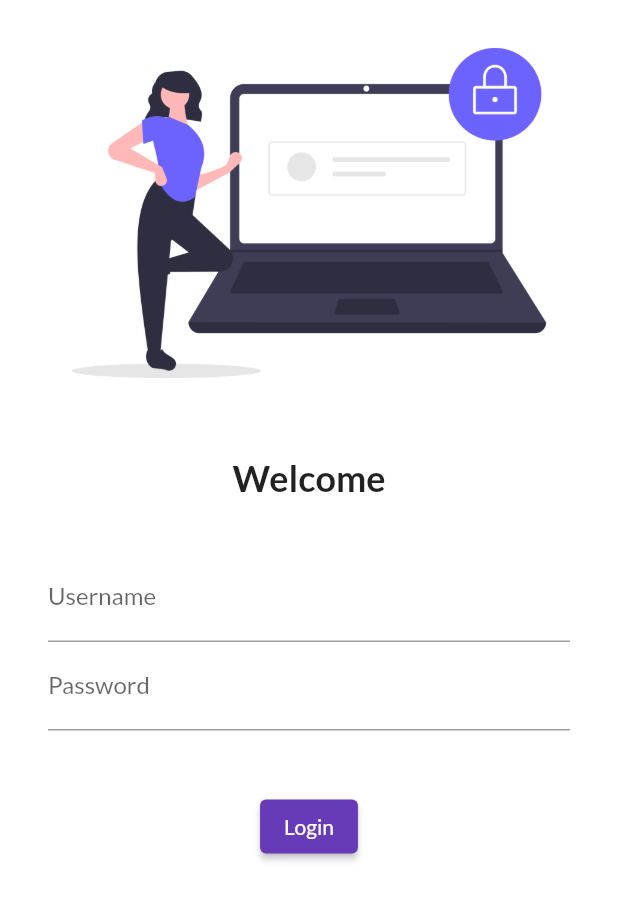
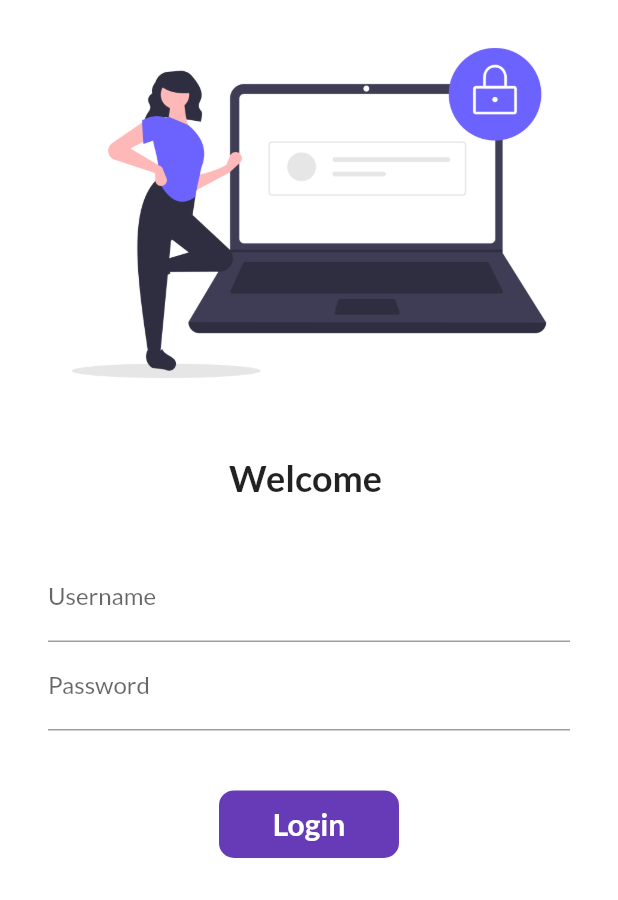
Before and after one commit to Hvvinayak/FlutterCatalogApp, a Flutter app: the screen it shows after launch, on a phone screen of 412 x 824 dp. Shown: the top 900 px of the screen. Run offline on Flutter 3.47's test engine with Material 2 defaults, Android fonts, the phone set to English and light mode, and no system bars; our stand-ins replace google_fonts; missing offline and left inert: dart:ffi.

Commit message:
Day 6 Commit

```diff
--- a/lib/pages/login_page.dart
+++ b/lib/pages/login_page.dart
@@ -1,8 +1,18 @@
+import 'dart:ffi';
+
 import 'package:catalog_app/utils/routes.dart';
 import 'package:flutter/material.dart';
 
-class LoginPage extends StatelessWidget {
+class LoginPage extends StatefulWidget {
   const LoginPage({Key? key}) : super(key: key);
+
+  @override
+  State<LoginPage> createState() => _LoginPageState();
+}
+
+class _LoginPageState extends State<LoginPage> {
+  String name = "";
+  bool changeButton = false;
 
   @override
   Widget build(BuildContext context) {
@@ -18,9 +28,9 @@ class LoginPage extends StatelessWidget {
             const SizedBox(
               height: 20.0,
             ),
-            const Text(
-              "Welcome",
-              style: TextStyle(
+            Text(
+              "Welcome $name",
+              style: const TextStyle(
                 fontWeight: FontWeight.bold,
                 fontSize: 24,
               ),
@@ -38,6 +48,10 @@ class LoginPage extends StatelessWidget {
                       hintText: "Enter Username",
                       labelText: "Username",
                     ),
+                    onChanged: (text) {
+                      name = text;
+                      setState(() {});
+                    },
                   ),
                   TextFormField(
                     obscureText: true,
@@ -49,16 +63,51 @@ class LoginPage extends StatelessWidget {
                   const SizedBox(
                     height: 40.0,
                   ),
-                  ElevatedButton(
-                    onPressed: () {
-                      // ignore: avoid_print
-                      print("Login pressed");
+
+                  InkWell(
+                    onTap: () async{
+                      setState(() {
+                        changeButton = true;
+                      });
+
+                      await Future.delayed(const Duration(seconds: 1));
                       Navigator.pushNamed(context, MyRoutes.homeRoute);
                     },
-                    child: const Text("Login"),
-                    style:
-                        TextButton.styleFrom(maximumSize: const Size(150, 40)),
+                    child: AnimatedContainer(
+                      duration: const Duration(seconds: 1),
+                      height: 45,
+                      width: changeButton ? 40 : 120,
+                      alignment: Alignment.center,
+                      child: changeButton
+                          ? const Icon(
+                              Icons.done,
+                              color: Colors.white,
+                            )
+                          : const Text(
+                              "Login",
+                              style: TextStyle(
+                                color: Colors.white,
+                                fontSize: 20,
+                                fontWeight: FontWeight.bold,
+                              ),
+                            ),
+                      decoration: BoxDecoration(
+                          color: Colors.deepPurple,
+                          borderRadius:
+                              BorderRadius.circular(changeButton ? 20 : 10)),
+                    ),
                   )
+
+                  // ElevatedButton(
+                  //   onPressed: () {
+                  //     // ignore: avoid_print
+                  //     print("Login pressed");
+                  //     Navigator.pushNamed(context, MyRoutes.homeRoute);
+                  //   },
+                  //   child: const Text("Login"),
+                  //   style:
+                  //       TextButton.styleFrom(maximumSize: const Size(150, 40)),
+                  // )
                 ],
               ),
             )
```
